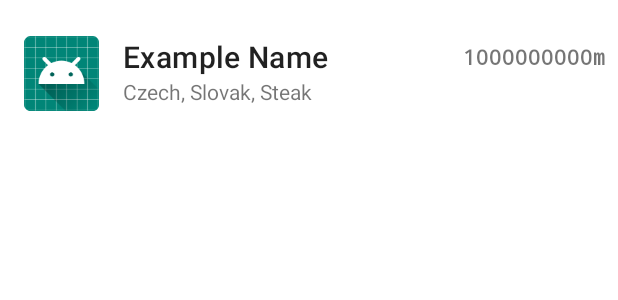
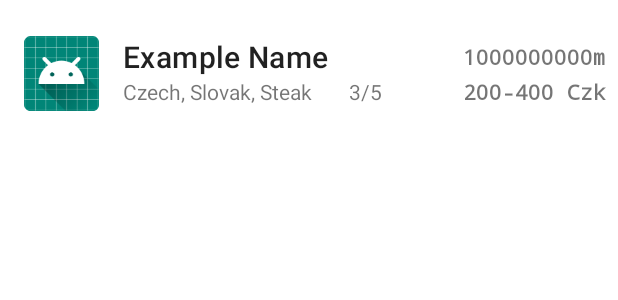
Before and after one commit to Kayeeec/NoFuzzMenu, an Android app: the layout item_restaurant.xml on its own in the app's theme, with its tools: preview values and no code run, on a phone screen of 412 x 824 dp. Shown: the top 300 px of the screen. Run offline under Robolectric (Android 15) with nearby library versions, the phone set to English and light mode, and no system bars.

Commit message:
Add rating and price range to restaurant list

```diff
--- a/app/src/main/res/layout/item_restaurant.xml
+++ b/app/src/main/res/layout/item_restaurant.xml
@@ -16,7 +16,7 @@
         android:layout_height="50dp"
         android:layout_marginHorizontal="8dp"
         tools:src="@mipmap/ic_launcher"
-        android:contentDescription="@string/restaurant_icon" /> <!--TODO: use thumbnail per restaurant-->
+        android:contentDescription="@string/restaurant_icon" />
 
     <LinearLayout
         android:layout_width="match_parent"
@@ -49,16 +49,45 @@
                 android:gravity="center|end"
                 android:textStyle="bold"
                 android:typeface="monospace"
-                tools:text="1000000000m" /> <!--TODO: style as bigger text, but faded-->
+                tools:text="1000000000m" />
 
         </LinearLayout>
 
-        <TextView
-            android:id="@+id/cuisine"
+        <LinearLayout
             android:layout_width="match_parent"
+            android:orientation="horizontal"
             android:layout_height="wrap_content"
-            android:layout_marginStart="8dp"
-            tools:text="Czech, Slovak, Steak"/>
+            tools:weightSum="6">
+            <TextView
+                android:id="@+id/cuisine"
+                android:layout_weight="4"
+                android:layout_width="0dp"
+                android:layout_height="wrap_content"
+                android:layout_marginStart="8dp"
+                tools:text="Czech, Slovak, Steak"/>
+
+            <TextView
+                android:id="@+id/rating"
+                android:layout_width="0dp"
+                android:layout_height="wrap_content"
+                android:layout_gravity="center_vertical|start"
+                android:layout_marginStart="8dp"
+                android:layout_marginEnd="4dp"
+                android:layout_weight="1"
+                android:scrollHorizontally="true"
+                android:maxLines="1"
+                tools:text="3/5"/>
+
+            <TextView
+                android:id="@+id/price_range"
+                android:layout_width="wrap_content"
+                android:layout_height="match_parent"
+                android:gravity="center|end"
+                android:textStyle="bold"
+                android:typeface="monospace"
+                android:layout_weight="1"
+                tools:text="200-400 Czk" />
+        </LinearLayout>
     </LinearLayout>
 
 </LinearLayout>
--- a/app/src/main/res/values/strings.xml
+++ b/app/src/main/res/values/strings.xml
@@ -24,4 +24,5 @@
     <string name="location_perm_request_message">The app automatically searches for restaurants around you. Without your location we can not suggest relevant restaurants.</string>
     <string name="no_data_message_list">Sorry. No data available - try changing the search parameters</string>
     <string name="no_data_message_menus">Sorry. No data available.</string>
+    <string name="rating">%1$s / %2$s</string>
 </resources>
```
Also changed, not shown: app/src/main/java/cz/muni/fi/nofuzzmenu/adapters/RestaurantsAdapter.kt (+4 -6 lines), app/src/main/java/cz/muni/fi/nofuzzmenu/dto/view/RestaurantInfoDto.kt (+24 -6 lines).
